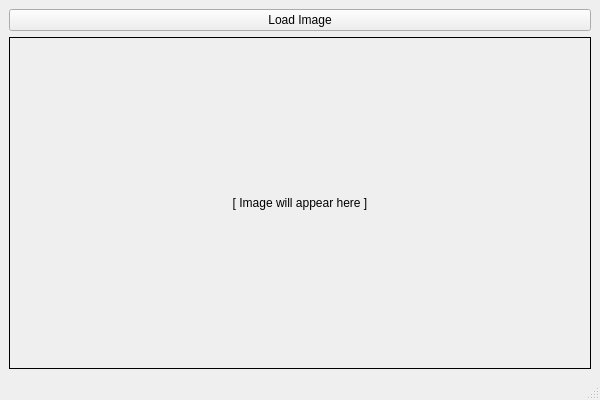
This is ui/main_window.ui in MineaSolas/AutomatingColorRamps as Qt 5 draws it before an edit. The edited form follows.
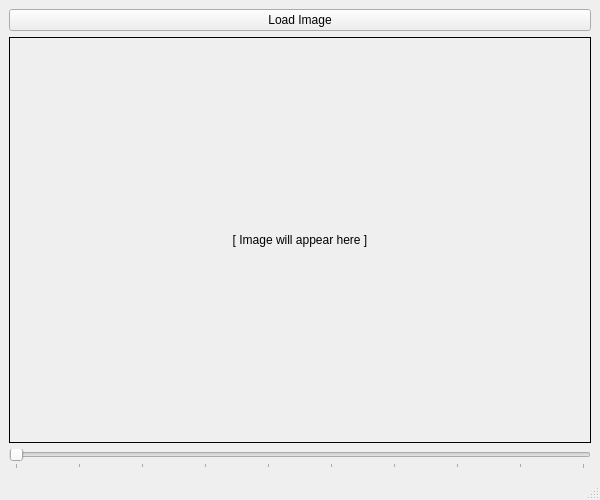
This is the edited form.

The edit to the form file:
```diff
--- a/ui/main_window.ui
+++ b/ui/main_window.ui
@@ -3,18 +3,13 @@
  <class>MainWindow</class>
  <widget class="QMainWindow" name="MainWindow">
   <property name="geometry">
-   <rect>
-    <x>0</x>
-    <y>0</y>
-    <width>600</width>
-    <height>400</height>
-   </rect>
+   <rect><x>0</x><y>0</y><width>600</width><height>500</height></rect>
   </property>
   <property name="windowTitle">
    <string>Pixel Art Color Processor</string>
   </property>
   <widget class="QWidget" name="centralwidget">
-   <layout class="QVBoxLayout" name="verticalLayout">
+   <layout class="QVBoxLayout" name="verticalLayout" stretch="0,1,0">
     <item>
      <widget class="QPushButton" name="loadButton">
       <property name="text">
@@ -44,6 +39,28 @@
       </property>
      </widget>
     </item>
+    <item>
+     <widget class="QSlider" name="zoomSlider">
+      <property name="minimum">
+       <number>1</number>
+      </property>
+      <property name="maximum">
+       <number>10</number>
+      </property>
+      <property name="value">
+       <number>1</number>
+      </property>
+      <property name="orientation">
+       <enum>Qt::Horizontal</enum>
+      </property>
+      <property name="tickInterval">
+       <number>1</number>
+      </property>
+      <property name="tickPosition">
+       <enum>QSlider::TicksBelow</enum>
+      </property>
+     </widget>
+    </item>
    </layout>
   </widget>
   <widget class="QMenuBar" name="menubar"/>
```
Left out of the diff: 7 changed lines with no effect on the pictures.
